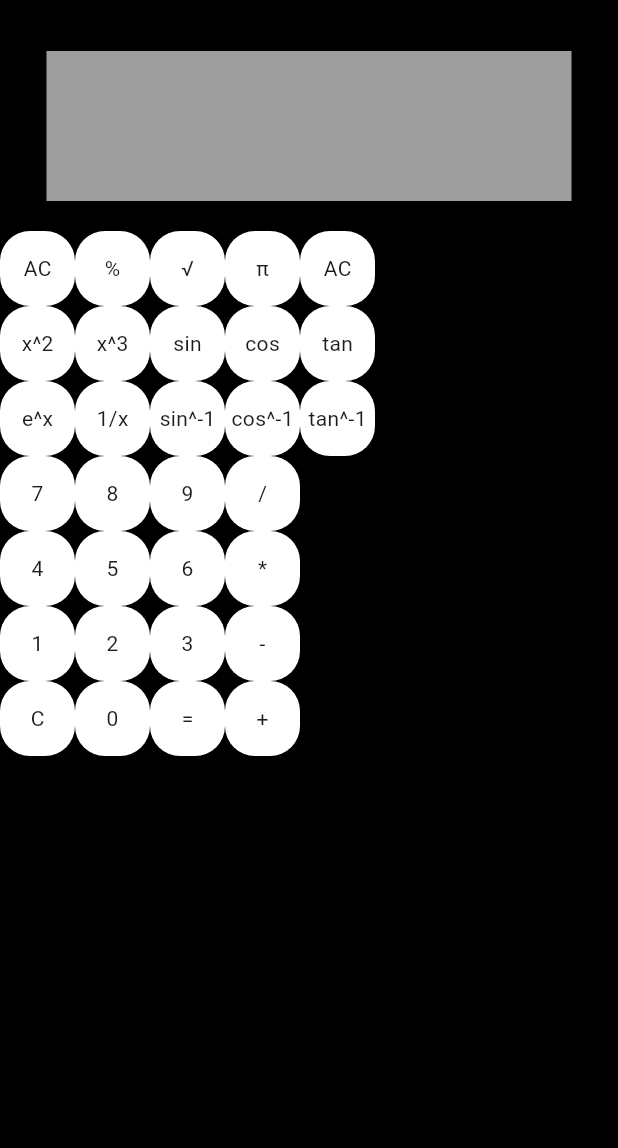
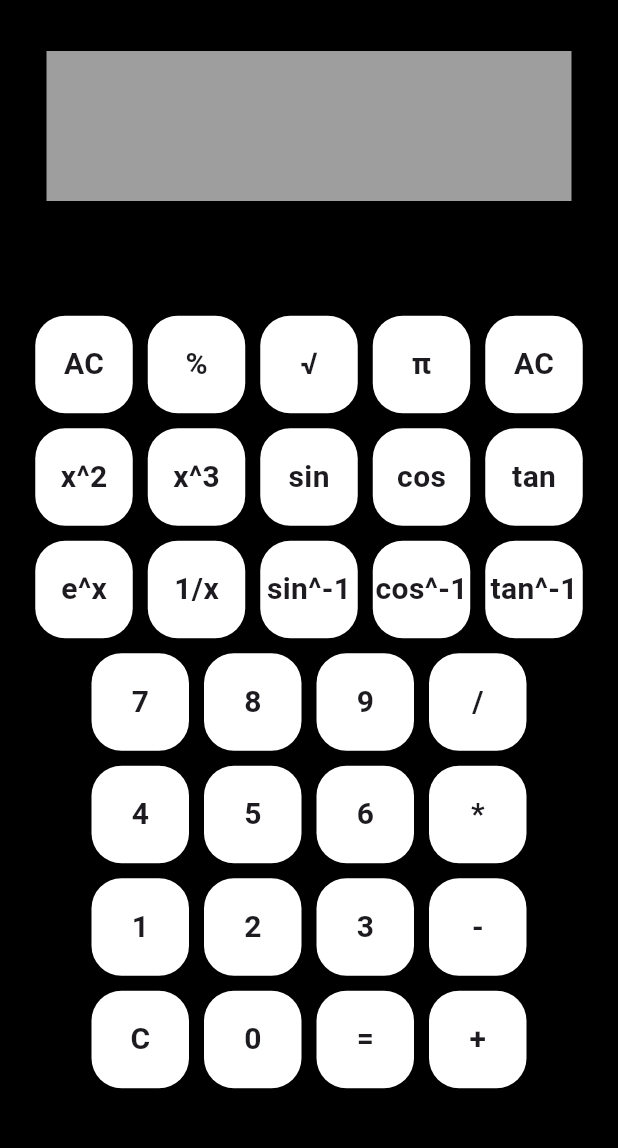
Before and after one commit to omar-albarakeh/advance-calculator, a Flutter app: the screen it shows after launch, on a phone screen of 412 x 824 dp, the part 63-1211 px from its top. Run offline on Flutter 3.47's test engine with Material 3 defaults, Android fonts, the phone set to English and light mode, and no system bars.

Commit message:
buttons labels added

```diff
--- a/lib/calculator_button.dart
+++ b/lib/calculator_button.dart
@@ -4,19 +4,20 @@ class CalculatorButton extends StatelessWidget {
   final double size;
   final String label;
 
-  const CalculatorButton({super.key, this.size = 50, required this.label});
+  const CalculatorButton({super.key, this.size = 65, required this.label});
 
   @override
   Widget build(BuildContext context) {
     return Container(
       width: size,
       height: size,
+      margin: EdgeInsets.all(5),
       decoration: BoxDecoration(
         color: Colors.white,
         borderRadius: BorderRadius.circular(20),
       ),
       child: Center(
-        child: Text(label),
+        child: Text(label,style: TextStyle(fontSize: 20,fontWeight: FontWeight.bold),),
       ),
     );
   }
--- a/lib/home.dart
+++ b/lib/home.dart
@@ -45,8 +45,12 @@ class _HomeState extends State<Home> {
           ),
               Expanded(
                   child: Column(
+                    mainAxisAlignment: MainAxisAlignment.center,
+                crossAxisAlignment: CrossAxisAlignment.center,
                 children:buttonlabels.map((row){
                   return Row(
+                    mainAxisAlignment: MainAxisAlignment.center,
+                    crossAxisAlignment: CrossAxisAlignment.center,
                     children:row.map((label){
                      return CalculatorButton(
                          label: label);
```
